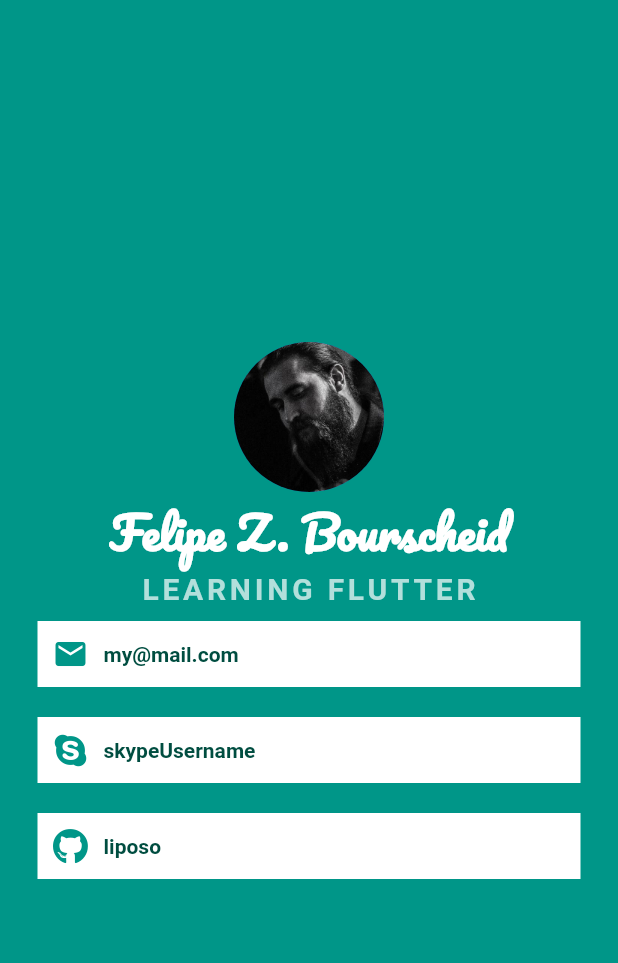
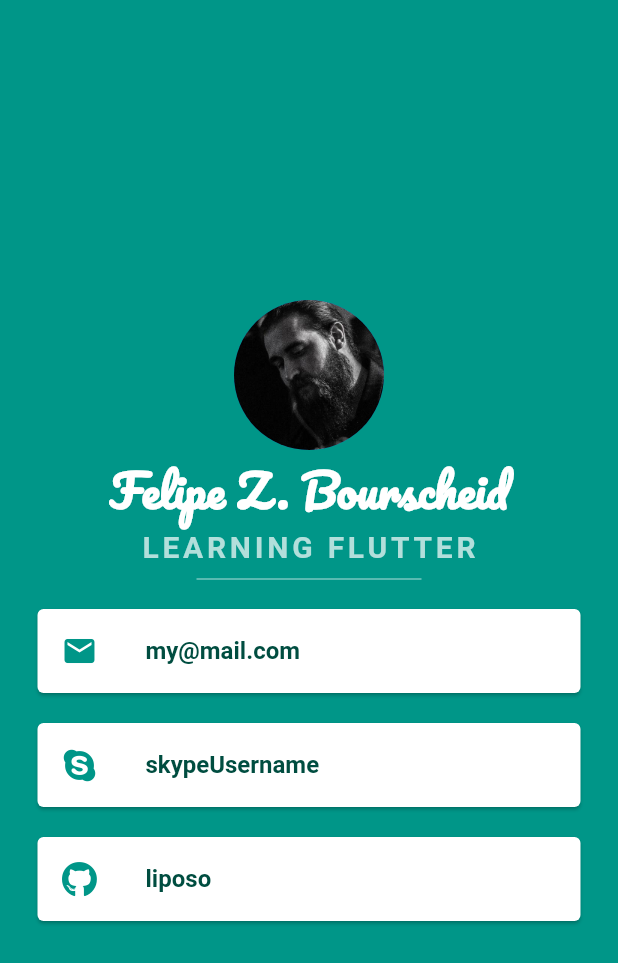
Before and after one commit to liposo/Flutter-Bootcamp, a Flutter app: the screen it shows after launch, on a phone screen of 412 x 824 dp. Shown: the top 963 px of the screen. Run offline on Flutter 3.47's test engine with Material 2 defaults, Android fonts, the light colour scheme and no system bars; our stand-ins replace font_awesome_flutter.

Commit message:
replace cards with material widgets

```diff
--- a/me_card/lib/main.dart
+++ b/me_card/lib/main.dart
@@ -1,5 +1,4 @@
 import 'package:flutter/material.dart';
-import 'package:flutter/widgets.dart';
 import 'package:font_awesome_flutter/font_awesome_flutter.dart';
 
 void main() {
@@ -36,67 +35,53 @@ class MyApp extends StatelessWidget {
                   letterSpacing: 2.5,
                   fontWeight: FontWeight.bold),
             ),
-            Container(
-              color: Colors.white,
-              padding: EdgeInsets.all(10.0),
+            SizedBox(
+              height: 20.0,
+              width: 150.0,
+              child: Divider(
+                color: Colors.teal.shade100,
+              ),
+            ),
+            Card(
               margin: EdgeInsets.symmetric(vertical: 10.0, horizontal: 25.0),
-              child: Row(
-                children: [
-                  Icon(
+              child: ListTile(
+                leading: Icon(
                   Icons.mail,
                   color: Colors.teal,
                 ),
-                  SizedBox(
-                    width: 10.0,
-                  ),
-                  Text(
+                title: Text(
                   "my@mail.com",
-                    style: TextStyle(fontWeight: FontWeight.bold,
-                    color: Colors.teal.shade900),
-                  ),
-                ],
+                  style: TextStyle(
+                      fontWeight: FontWeight.bold, color: Colors.teal.shade900),
                 ),
               ),
-            Container(
-              color: Colors.white,
-              padding: EdgeInsets.all(10.0),
+            ),
+            Card(
               margin: EdgeInsets.symmetric(vertical: 10.0, horizontal: 25.0),
-              child: Row(
-                children: [
-                  Icon(
+              child: ListTile(
+                leading: Icon(
                   FontAwesomeIcons.skype,
                   color: Colors.teal,
                 ),
-                  SizedBox(
-                    width: 10.0,
-                  ),
-                  Text(
+                title: Text(
                   "skypeUsername",
-                    style: TextStyle(fontWeight: FontWeight.bold,
-                        color: Colors.teal.shade900),
-                  ),
-                ],
+                  style: TextStyle(
+                      fontWeight: FontWeight.bold, color: Colors.teal.shade900),
                 ),
               ),
-            Container(
-              color: Colors.white,
-              padding: EdgeInsets.all(10.0),
+            ),
+            Card(
               margin: EdgeInsets.symmetric(vertical: 10.0, horizontal: 25.0),
-              child: Row(
-                children: [
-                  Icon(
+              child: ListTile(
+                leading: Icon(
                   FontAwesomeIcons.github,
                   color: Colors.teal,
                 ),
-                  SizedBox(
-                    width: 10.0,
+                title: Text(
+                  "liposo",
+                  style: TextStyle(
+                      fontWeight: FontWeight.bold, color: Colors.teal.shade900),
                 ),
-                  Text(
-                    "liposo",
-                    style: TextStyle(fontWeight: FontWeight.bold,
-                        color: Colors.teal.shade900),
-                  ),
-                ],
               ),
             )
           ],
```
Lines whose indentation alone changed are shown as unchanged.
